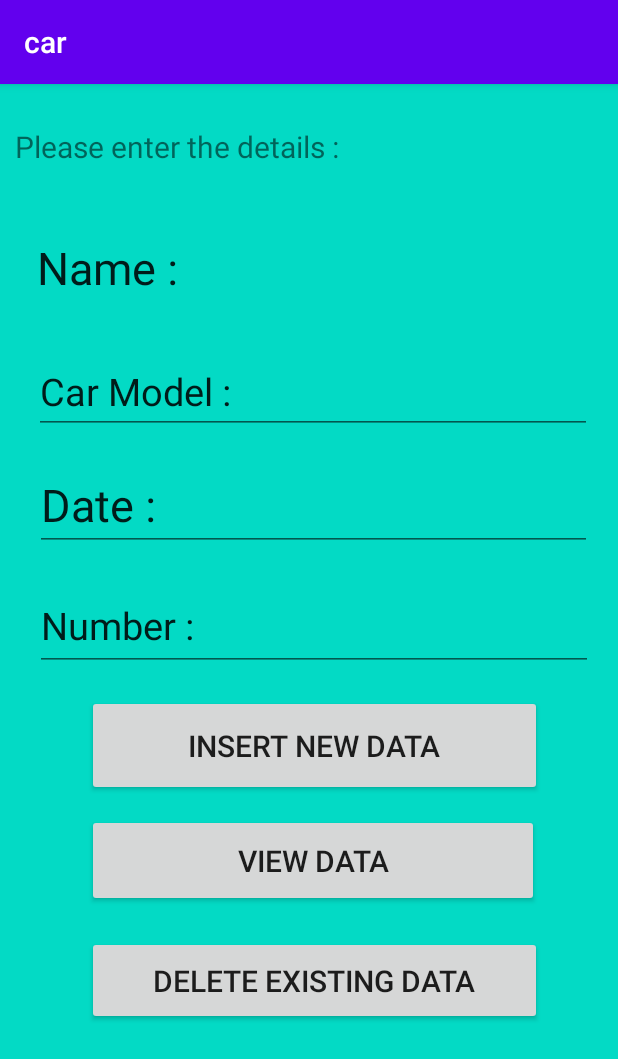
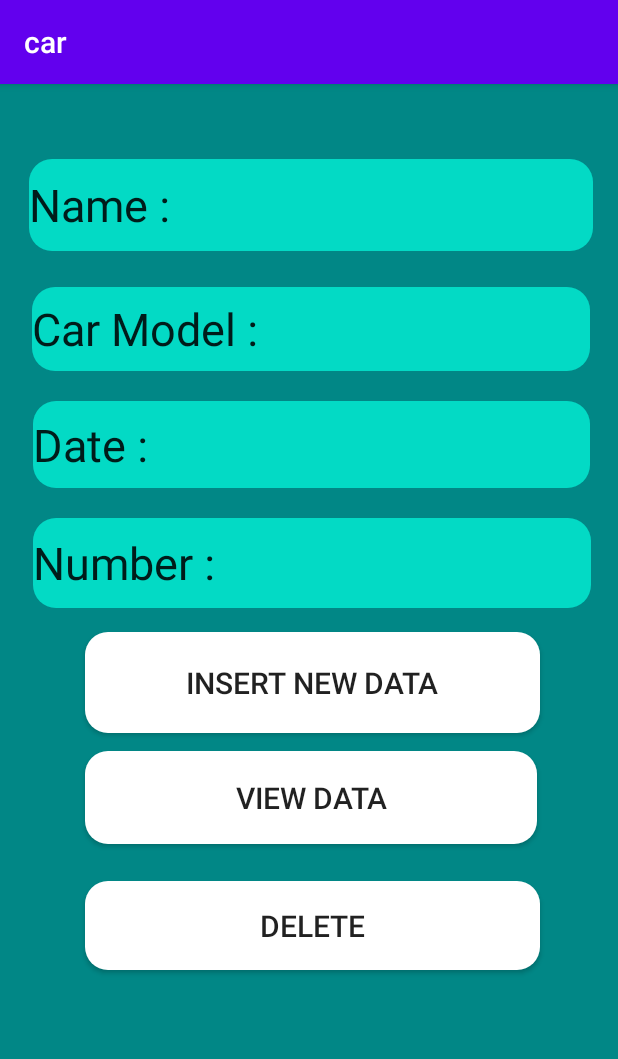
Before and after one commit to sayekhabibi/pro, an Android app: the MainActivity2 screen opened directly, with no data from a screen before it, on a phone screen of 412 x 824 dp. Shown: the top 1059 px of the screen. Run offline under Robolectric (Android 15) with nearby library versions, the phone set to English and light mode, and no system bars.

Commit message:
Round button and Text view

```diff
--- /dev/null
+++ b/app/src/main/res/drawable/round_button.xml
@@ -0,0 +1,10 @@
+<?xml version="1.0" encoding="utf-8"?>
+<shape  xmlns:android="http://schemas.android.com/apk/res/android"
+    android:shape="rectangle" android:padding="10dp">
+    <solid android:color="@color/white" />
+    <corners
+        android:bottomRightRadius="15dp"
+        android:bottomLeftRadius="15dp"
+        android:topLeftRadius="15dp"
+        android:topRightRadius="15dp" />
+</shape>
--- /dev/null
+++ b/app/src/main/res/drawable/rounded_edit_text.xml
@@ -0,0 +1,10 @@
+<?xml version="1.0" encoding="utf-8"?>
+<shape  xmlns:android="http://schemas.android.com/apk/res/android"
+    android:shape="rectangle" android:padding="10dp">
+    <solid android:color="@color/teal_200" />
+    <corners
+        android:bottomRightRadius="15dp"
+        android:bottomLeftRadius="15dp"
+        android:topLeftRadius="15dp"
+        android:topRightRadius="15dp" />
+</shape>
--- a/app/src/main/res/layout/activity_main.xml
+++ b/app/src/main/res/layout/activity_main.xml
@@ -12,18 +12,21 @@
         android:id="@+id/imageView"
         android:layout_width="wrap_content"
         android:layout_height="wrap_content"
+        android:layout_marginTop="4dp"
+        android:contentDescription="TODO"
         app:layout_constraintEnd_toEndOf="parent"
+        app:layout_constraintHorizontal_bias="0.0"
         app:layout_constraintStart_toStartOf="parent"
         app:layout_constraintTop_toTopOf="parent"
-        app:srcCompat="@drawable/background"
-        android:contentDescription="TODO" />
+        app:srcCompat="@drawable/background" />
 
     <Button
         android:id="@+id/btnInsert"
         android:layout_width="338dp"
         android:layout_height="56dp"
         android:layout_margin="12dp"
-        android:text="Insert New Data"
+        android:background="@drawable/round_button"
+        android:text="book ticket"
         android:textSize="24dp"
         app:layout_constraintBottom_toBottomOf="parent"
         app:layout_constraintEnd_toEndOf="parent"
--- a/app/src/main/res/layout/activity_main2.xml
+++ b/app/src/main/res/layout/activity_main2.xml
@@ -5,34 +5,23 @@
     android:id="@+id/linearLayout2"
     android:layout_width="match_parent"
     android:layout_height="match_parent"
-    android:background="@color/teal_200"
+    android:background="@color/teal_700"
     tools:context=".MainActivity">
 
-
-    <TextView
-        android:id="@+id/text_title"
-        android:layout_width="392dp"
-        android:layout_height="40dp"
-        android:layout_marginTop="28dp"
-        android:text="Please enter the details :"
-        android:textSize="20dp"
-        app:layout_constraintBottom_toBottomOf="parent"
-        app:layout_constraintEnd_toEndOf="parent"
-        app:layout_constraintStart_toStartOf="parent"
-        app:layout_constraintTop_toTopOf="parent"
-        app:layout_constraintVertical_bias="0.0" />
 
     <EditText
         android:id="@+id/et1"
         android:layout_width="376dp"
         android:layout_height="61dp"
-        android:layout_marginTop="24dp"
         android:text="Name :"
         android:textSize="30dp"
-        app:layout_constraintEnd_toEndOf="@+id/text_title"
-        app:layout_constraintHorizontal_bias="0.687"
-        app:layout_constraintStart_toStartOf="@+id/text_title"
-        app:layout_constraintTop_toBottomOf="@+id/text_title" />
+        android:background="@drawable/rounded_edit_text"
+        app:layout_constraintBottom_toBottomOf="parent"
+        app:layout_constraintEnd_toEndOf="parent"
+        app:layout_constraintHorizontal_bias="0.542"
+        app:layout_constraintStart_toStartOf="parent"
+        app:layout_constraintTop_toTopOf="parent"
+        app:layout_constraintVertical_bias="0.071" />
 
     <EditText
 
@@ -40,8 +29,9 @@
         android:layout_width="372dp"
         android:layout_height="56dp"
         android:layout_marginTop="24dp"
+        android:background="@drawable/rounded_edit_text"
         android:text="Car Model :"
-        android:textSize="25dp"
+        android:textSize="30dp"
         app:layout_constraintEnd_toEndOf="@+id/et1"
         app:layout_constraintStart_toStartOf="@+id/et1"
         app:layout_constraintTop_toBottomOf="@+id/et1" />
@@ -51,6 +41,7 @@
         android:layout_width="371dp"
         android:layout_height="58dp"
         android:layout_marginTop="20dp"
+        android:background="@drawable/rounded_edit_text"
         android:text="Date :"
         android:textSize="30dp"
         app:layout_constraintEnd_toEndOf="@+id/et2"
@@ -63,8 +54,9 @@
         android:layout_width="372dp"
         android:layout_height="60dp"
         android:layout_marginTop="20dp"
+        android:background="@drawable/rounded_edit_text"
         android:text="Number :"
-        android:textSize="25dp"
+        android:textSize="30dp"
         app:layout_constraintEnd_toEndOf="@+id/et3"
         app:layout_constraintHorizontal_bias="0.0"
         app:layout_constraintStart_toStartOf="@+id/et3"
@@ -75,6 +67,7 @@
         android:layout_width="303dp"
         android:layout_height="67dp"
         android:layout_marginTop="16dp"
+        android:background="@drawable/round_button"
         android:text="Insert New Data"
         android:textSize="20dp"
         app:layout_constraintEnd_toEndOf="@+id/et4"
@@ -87,6 +80,7 @@
         android:layout_width="301dp"
         android:layout_height="62dp"
         android:layout_marginTop="12dp"
+        android:background="@drawable/round_button"
         android:text="View Data"
         android:textSize="20dp"
         app:layout_constraintEnd_toEndOf="@+id/bt1"
@@ -98,7 +92,8 @@
         android:id="@+id/bt3"
         android:layout_width="303dp"
         android:layout_height="59dp"
-        android:text="Delete Existing Data"
+        android:background="@drawable/round_button"
+        android:text="Delete"
         android:textSize="20dp"
         app:layout_constraintBottom_toBottomOf="parent"
         app:layout_constraintEnd_toEndOf="@+id/bt2"
```
